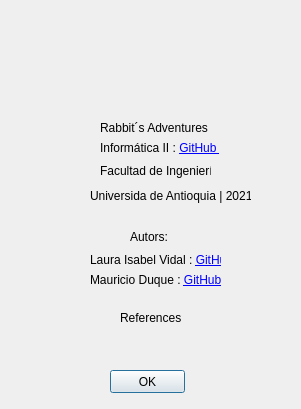
Above: Rabbits_Adventures/about.ui from Mauricioduque/Proyecto_final before the change. Below: the same form after it.
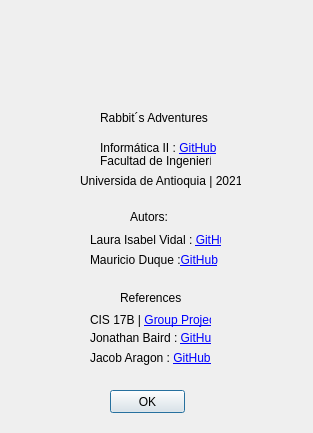
That is the form after the change. Icons and pictures are not drawn.

Commit message: últimos ajustes

```diff
--- a/Rabbits_Adventures/about.ui
+++ b/Rabbits_Adventures/about.ui
@@ -6,8 +6,8 @@
    <rect>
     <x>0</x>
     <y>0</y>
-    <width>301</width>
-    <height>409</height>
+    <width>313</width>
+    <height>433</height>
    </rect>
   </property>
   <property name="windowTitle">
@@ -33,7 +33,7 @@
    <property name="geometry">
     <rect>
      <x>100</x>
-     <y>120</y>
+     <y>110</y>
      <width>121</width>
      <height>16</height>
     </rect>
@@ -46,7 +46,7 @@
    <property name="geometry">
     <rect>
      <x>100</x>
-     <y>160</y>
+     <y>150</y>
      <width>111</width>
      <height>21</height>
     </rect>
@@ -58,10 +58,10 @@
   <widget class="QLabel" name="label_4">
    <property name="geometry">
     <rect>
-     <x>90</x>
-     <y>180</y>
+     <x>80</x>
+     <y>170</y>
      <width>161</width>
-     <height>31</height>
+     <height>21</height>
     </rect>
    </property>
    <property name="text">
@@ -72,7 +72,7 @@
    <property name="geometry">
     <rect>
      <x>130</x>
-     <y>230</y>
+     <y>210</y>
      <width>47</width>
      <height>13</height>
     </rect>
@@ -85,26 +85,32 @@
    <property name="geometry">
     <rect>
      <x>90</x>
-     <y>250</y>
+     <y>230</y>
      <width>131</width>
      <height>21</height>
     </rect>
    </property>
    <property name="text">
-    <string>Laura Isabel Vidal : &lt;a href = &quot;https://github.com/Laurav2103&quot;&gt; GitHub &lt;/a&gt;</string>
+    <string>&lt;html&gt;&lt;head/&gt;&lt;body&gt;&lt;p&gt;Laura Isabel Vidal : &lt;a href=&quot;https://github.com/Laurav2103&quot;&gt;&lt;span style=&quot; text-decoration: underline; color:#0000ff;&quot;&gt;GitHub&lt;/span&gt;&lt;/a&gt;&lt;/p&gt;&lt;/body&gt;&lt;/html&gt;</string>
+   </property>
+   <property name="openExternalLinks">
+    <bool>true</bool>
    </property>
   </widget>
   <widget class="QLabel" name="label_7">
    <property name="geometry">
     <rect>
      <x>90</x>
-     <y>270</y>
+     <y>250</y>
      <width>131</width>
      <height>20</height>
     </rect>
    </property>
    <property name="text">
-    <string>Mauricio Duque : &lt;a href = &quot;https://github.com/Mauricioduque&quot;&gt; GitHub &lt;/a&gt; </string>
+    <string>&lt;html&gt;&lt;head/&gt;&lt;body&gt;&lt;p&gt;Mauricio Duque :&lt;a href=&quot;https://github.com/Mauricioduque&quot;&gt;&lt;span style=&quot; text-decoration: underline; color:#0000ff;&quot;&gt;GitHub&lt;/span&gt;&lt;/a&gt;&lt;/p&gt;&lt;/body&gt;&lt;/html&gt;</string>
+   </property>
+   <property name="openExternalLinks">
+    <bool>true</bool>
    </property>
   </widget>
   <widget class="QLabel" name="label_8">
@@ -117,14 +123,17 @@
     </rect>
    </property>
    <property name="text">
-    <string>&lt;html&gt;&lt;head/&gt;&lt;body&gt;&lt;p&gt;Informática II : &lt;a href=&quot;https://github.com/Mauricioduque/Proyecto_final.git&quot;&gt;&lt;span style=&quot; text-decoration: underline; color:#0000ff;&quot;&gt;GitHub &lt;/span&gt;&lt;/a&gt;&lt;/p&gt;&lt;/body&gt;&lt;/html&gt;</string>
+    <string>&lt;html&gt;&lt;head/&gt;&lt;body&gt;&lt;p&gt;Informática II : &lt;a href=&quot;https://github.com/Mauricioduque/Proyecto_final.git&quot;&gt;&lt;span style=&quot; text-decoration: underline; color:#0000ff;&quot;&gt;GitHub&lt;/span&gt;&lt;/a&gt;&lt;/p&gt;&lt;/body&gt;&lt;/html&gt;</string>
+   </property>
+   <property name="openExternalLinks">
+    <bool>true</bool>
    </property>
   </widget>
   <widget class="QLabel" name="label_9">
    <property name="geometry">
     <rect>
      <x>120</x>
-     <y>310</y>
+     <y>290</y>
      <width>61</width>
      <height>16</height>
     </rect>
@@ -137,7 +146,7 @@
    <property name="geometry">
     <rect>
      <x>110</x>
-     <y>370</y>
+     <y>390</y>
      <width>75</width>
      <height>23</height>
     </rect>
@@ -146,6 +155,54 @@
     <string>OK</string>
    </property>
   </widget>
+  <widget class="QLabel" name="label_10">
+   <property name="geometry">
+    <rect>
+     <x>90</x>
+     <y>310</y>
+     <width>121</width>
+     <height>21</height>
+    </rect>
+   </property>
+   <property name="text">
+    <string>CIS 17B | &lt;a href = &quot;https://github.com/zzDeagle545zz/CSC-17B_Mario&quot;&gt; Group Project &lt;/a&gt;</string>
+   </property>
+   <property name="openExternalLinks">
+    <bool>true</bool>
+   </property>
+  </widget>
+  <widget class="QLabel" name="label_12">
+   <property name="geometry">
+    <rect>
+     <x>90</x>
+     <y>330</y>
+     <width>121</width>
+     <height>16</height>
+    </rect>
+   </property>
+   <property name="text">
+    <string>Jonathan Baird  : &lt;a href = &quot;https://github.com/equati0n&quot;&gt; GitHub &lt;/a&gt;</string>
+   </property>
+   <property name="openExternalLinks">
+    <bool>true</bool>
+   </property>
+  </widget>
+  <widget class="QLabel" name="label_13">
+   <property name="geometry">
+    <rect>
+     <x>90</x>
+     <y>350</y>
+     <width>121</width>
+     <height>16</height>
+    </rect>
+   </property>
+   <property name="text">
+    <string>Jacob Aragon  : &lt;a href = &quot;https://github.com/Ka0t1k&quot;&gt; GitHub &lt;/a&gt; </string>
+   </property>
+   <property name="openExternalLinks">
+    <bool>true</bool>
+   </property>
+  </widget>
  </widget>
  <resources/>
  <connections/>
```
The commit also changes 1 other file.
